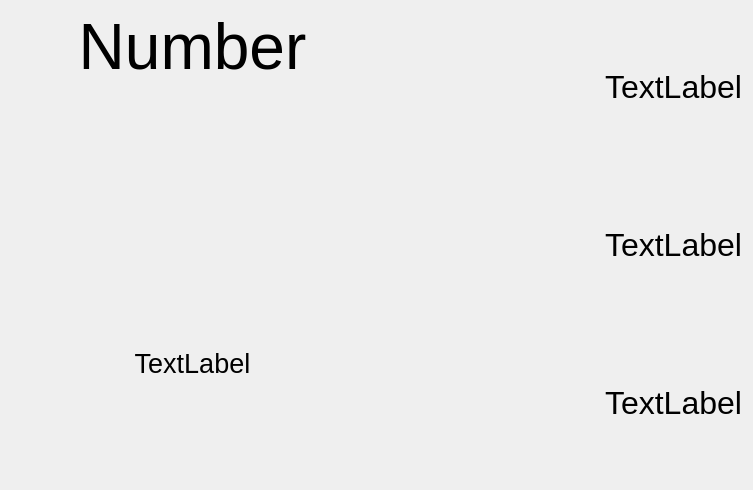
First picture: the form in userwindow.ui, repository nandra/songPresentation, before the edit.
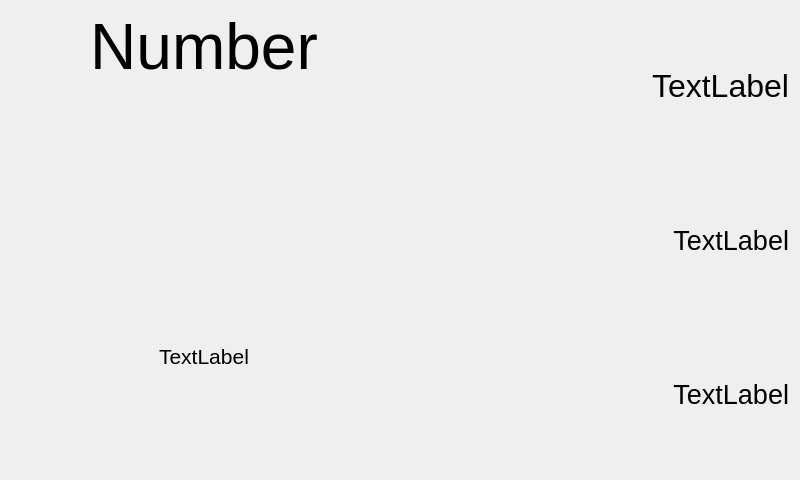
Second picture: the form after the edit.

Commit message: Update window size + adjust fonts little bit to fit 5" (800x480) display

Patch:
```diff
--- a/userwindow.ui
+++ b/userwindow.ui
@@ -6,8 +6,8 @@
    <rect>
     <x>0</x>
     <y>0</y>
-    <width>753</width>
-    <height>490</height>
+    <width>800</width>
+    <height>480</height>
    </rect>
   </property>
   <property name="windowTitle">
@@ -19,7 +19,7 @@
      <widget class="QLabel" name="songLabel">
       <property name="font">
        <font>
-        <pointsize>20</pointsize>
+        <pointsize>16</pointsize>
        </font>
       </property>
       <property name="text">
@@ -57,7 +57,7 @@
        <widget class="QLabel" name="projectorStateLabel">
         <property name="font">
          <font>
-          <pointsize>24</pointsize>
+          <pointsize>20</pointsize>
          </font>
         </property>
         <property name="text">
@@ -75,7 +75,7 @@
        <widget class="QLabel" name="displayActiveLabel">
         <property name="font">
          <font>
-          <pointsize>24</pointsize>
+          <pointsize>20</pointsize>
          </font>
         </property>
         <property name="text">
```
